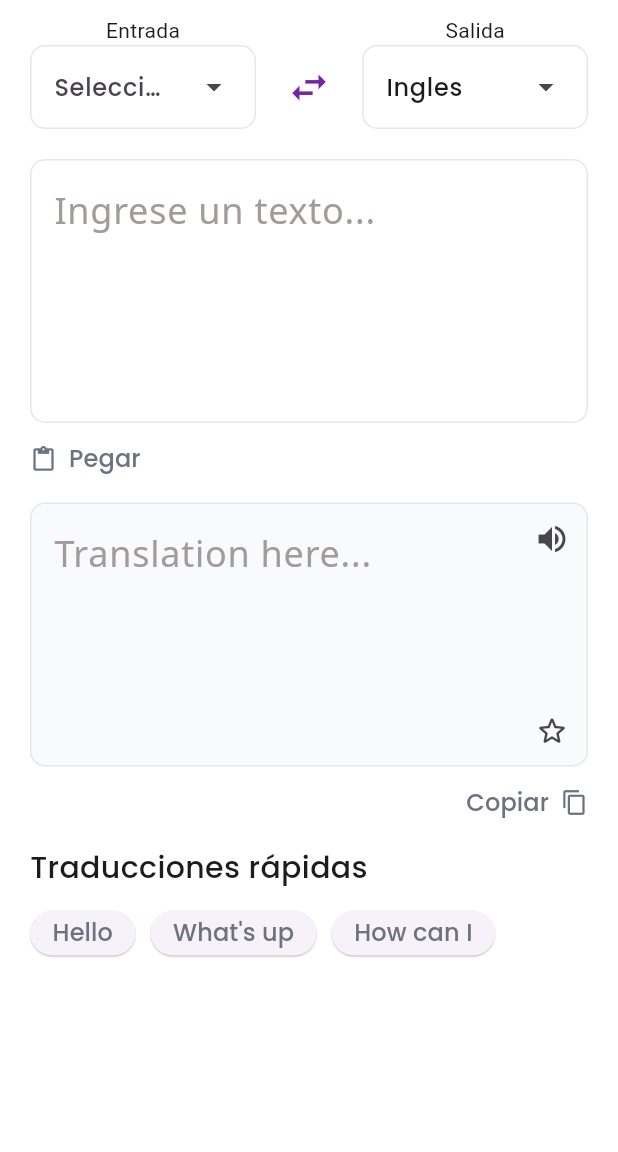
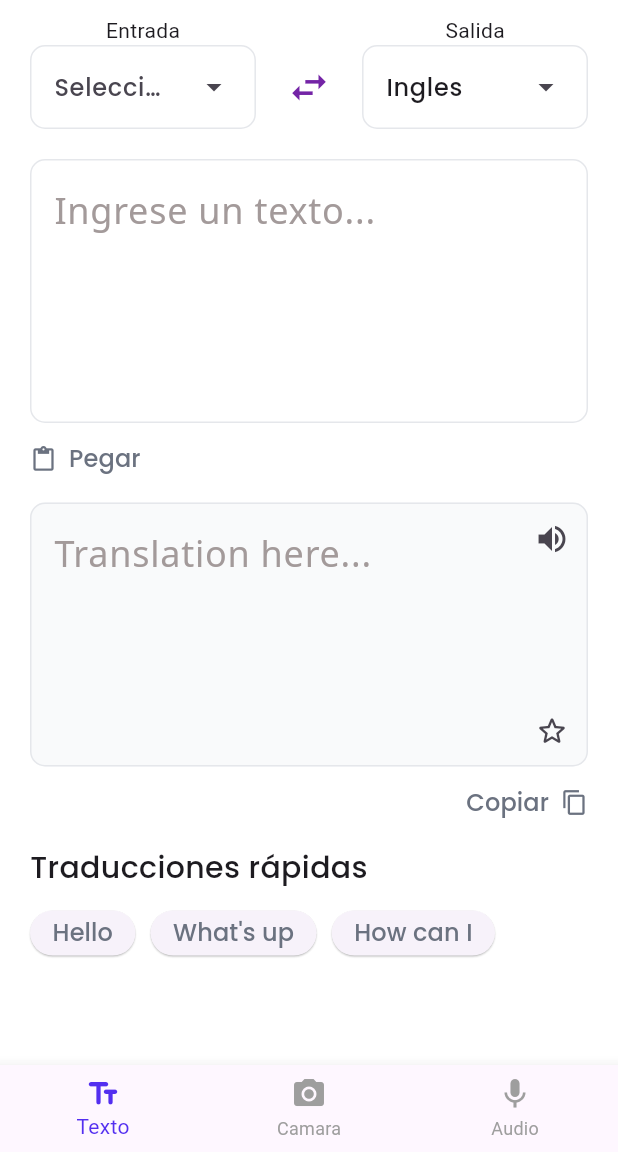
Before and after one commit to Bounsic-A-S/Tongi, a Flutter app: the screen it shows after launch, after a tap on the "settings" icon, on a phone screen of 412 x 824 dp, the part 84-1236 px from its top. Run offline on Flutter 3.47's test engine with Material 3 defaults, Android fonts, the light colour scheme and no system bars.

Commit message:
TONGI-57 feature navbar
navbar stateful widget created

```diff
--- /dev/null
+++ b/frontend/lib/components/dashboard/navbar.dart
@@ -0,0 +1,27 @@
+import 'package:flutter/material.dart';
+import 'package:frontend/core/tongi_colors.dart';
+
+class Navbar extends StatelessWidget {
+  final int currentIndex;
+  final Function(int) onTap;
+
+  const Navbar({super.key, required this.currentIndex, required this.onTap});
+
+  @override
+  Widget build(BuildContext context) {
+    return BottomNavigationBar(
+      currentIndex: currentIndex,
+      onTap: onTap,
+      selectedItemColor: TongiColors.primary,
+      unselectedItemColor: Colors.grey,
+      items: const [
+        BottomNavigationBarItem(
+          icon: Icon(Icons.text_fields_rounded),
+          label: 'Texto',
+        ),
+        BottomNavigationBarItem(icon: Icon(Icons.camera_alt), label: 'Camara'),
+        BottomNavigationBarItem(icon: Icon(Icons.mic), label: 'Audio'),
+      ],
+    );
+  }
+}
--- a/frontend/lib/main.dart
+++ b/frontend/lib/main.dart
@@ -1,6 +1,5 @@
 import 'package:flutter/material.dart';
-import 'package:frontend/core/tongi_colors.dart';
-import 'package:frontend/screens/dashboard_screen.dart';
+import 'package:frontend/screens/main_screen.dart';
 
 void main() {
   runApp(const MyApp());
@@ -13,18 +12,8 @@ class MyApp extends StatelessWidget {
   Widget build(BuildContext context) {
     return MaterialApp(
       title: 'Tongi Demo',
-      home: Scaffold(
-        backgroundColor: Colors.white,
-        appBar: AppBar(
-          backgroundColor: TongiColors.primary,
-          title: Image.asset("assets/images/tongiWhite.png", height: 50),
-          actions: [
-            IconButton(onPressed: () {}, icon: Icon(Icons.settings), color: Colors.white,),
-          ],
-          // leading: Image.asset("assets/images/tongiWhite.png"),
-        ),
-        body: DashboardScreen(),
-      ),
+      debugShowCheckedModeBanner: false,
+      home: MainScreen(),
     );
   }
 }
--- /dev/null
+++ b/frontend/lib/screens/main_screen.dart
@@ -0,0 +1,52 @@
+import 'package:flutter/material.dart';
+import 'package:frontend/components/dashboard/navbar.dart';
+import 'package:frontend/core/tongi_colors.dart';
+import 'package:frontend/screens/text_screen.dart';
+
+class MainScreen extends StatefulWidget {
+  const MainScreen({super.key});
+
+  @override
+  State<MainScreen> createState() => _MainScreenState();
+}
+
+class _MainScreenState extends State<MainScreen> {
+  int _selectedIndex = 0;
+
+  // Aquí defines las páginas del body
+  final List<Widget> _pages = [
+    TextScreen(),
+    Center(child: Text("Página de Buscar", style: TextStyle(fontSize: 24))),
+    Center(child: Text("Página de Perfil", style: TextStyle(fontSize: 24))),
+  ];
+
+  void _onNavbarTapped(int index) {
+    setState(() {
+      _selectedIndex = index;
+    });
+  }
+
+  @override
+  Widget build(BuildContext context) {
+    return Scaffold(
+      backgroundColor: Colors.white,
+      appBar: AppBar(
+        backgroundColor: TongiColors.primary,
+        title: Image.asset("assets/images/tongiWhite.png", height: 50),
+        actions: [
+          IconButton(
+            onPressed: () {},
+            icon: Icon(Icons.settings),
+            color: Colors.white,
+          ),
+        ],
+        // leading: Image.asset("assets/images/tongiWhite.png"),
+      ),
+      body: _pages[_selectedIndex],
+      bottomNavigationBar: Navbar(
+        currentIndex: _selectedIndex,
+        onTap: _onNavbarTapped,
+      ),
+    );
+  }
+}
--- a/frontend/lib/screens/dashboard_screen.dart
+++ b/frontend/lib/screens/text_screen.dart
@@ -3,14 +3,14 @@ import 'package:frontend/components/language_selector.dart';
 import 'package:frontend/components/text_suggestions.dart';
 import 'package:frontend/components/text_translation.dart';
 
-class DashboardScreen extends StatefulWidget {
-  const DashboardScreen({super.key});
+class TextScreen extends StatefulWidget {
+  const TextScreen({super.key});
 
   @override
-  State<DashboardScreen> createState() => _DashboardScreenState();
+  State<TextScreen> createState() => _DashboardScreenState();
 }
 
-class _DashboardScreenState extends State<DashboardScreen> {
+class _DashboardScreenState extends State<TextScreen> {
   @override
   Widget build(BuildContext context) {
     return Container(
```
